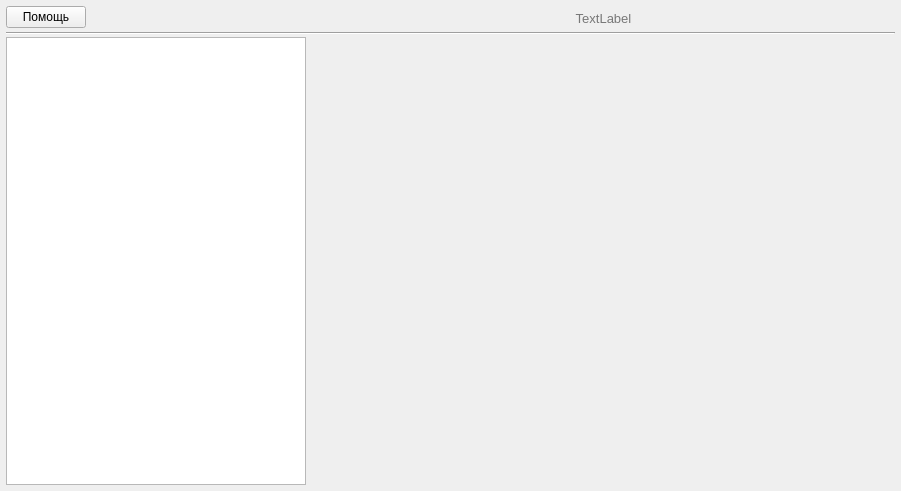
Above: mainwindow.ui from EgorAlmikeev/ProjectX before the change. Below: the same form after it.
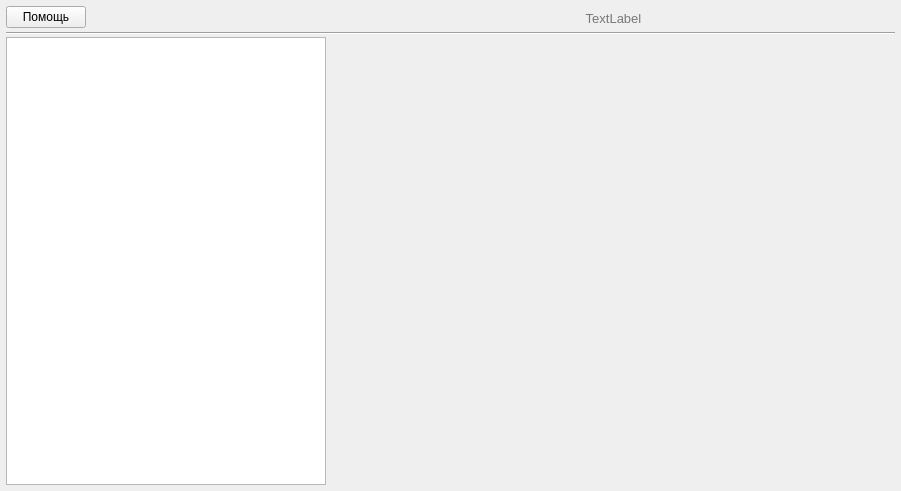
That is the form after the change.

```diff
--- a/mainwindow.ui
+++ b/mainwindow.ui
@@ -10,9 +10,15 @@
     <height>491</height>
    </rect>
   </property>
+  <property name="sizePolicy">
+   <sizepolicy hsizetype="Preferred" vsizetype="Preferred">
+    <horstretch>0</horstretch>
+    <verstretch>0</verstretch>
+   </sizepolicy>
+  </property>
   <property name="minimumSize">
    <size>
-    <width>230</width>
+    <width>0</width>
     <height>0</height>
    </size>
   </property>
@@ -20,7 +26,13 @@
    <string>ProjectX</string>
   </property>
   <widget class="QWidget" name="centralWidget">
-   <layout class="QGridLayout" name="gridLayout" columnstretch="0,0">
+   <property name="minimumSize">
+    <size>
+     <width>0</width>
+     <height>0</height>
+    </size>
+   </property>
+   <layout class="QGridLayout" name="gridLayout" columnstretch="0">
     <property name="leftMargin">
      <number>6</number>
     </property>
@@ -43,16 +55,22 @@
         <property name="enabled">
          <bool>true</bool>
         </property>
+        <property name="sizePolicy">
+         <sizepolicy hsizetype="Fixed" vsizetype="Expanding">
+          <horstretch>0</horstretch>
+          <verstretch>0</verstretch>
+         </sizepolicy>
+        </property>
         <property name="minimumSize">
          <size>
-          <width>300</width>
+          <width>320</width>
           <height>0</height>
          </size>
         </property>
-        <property name="maximumSize">
+        <property name="baseSize">
          <size>
-          <width>235</width>
-          <height>16777215</height>
+          <width>0</width>
+          <height>0</height>
          </size>
         </property>
         <property name="autoFillBackground">
```
